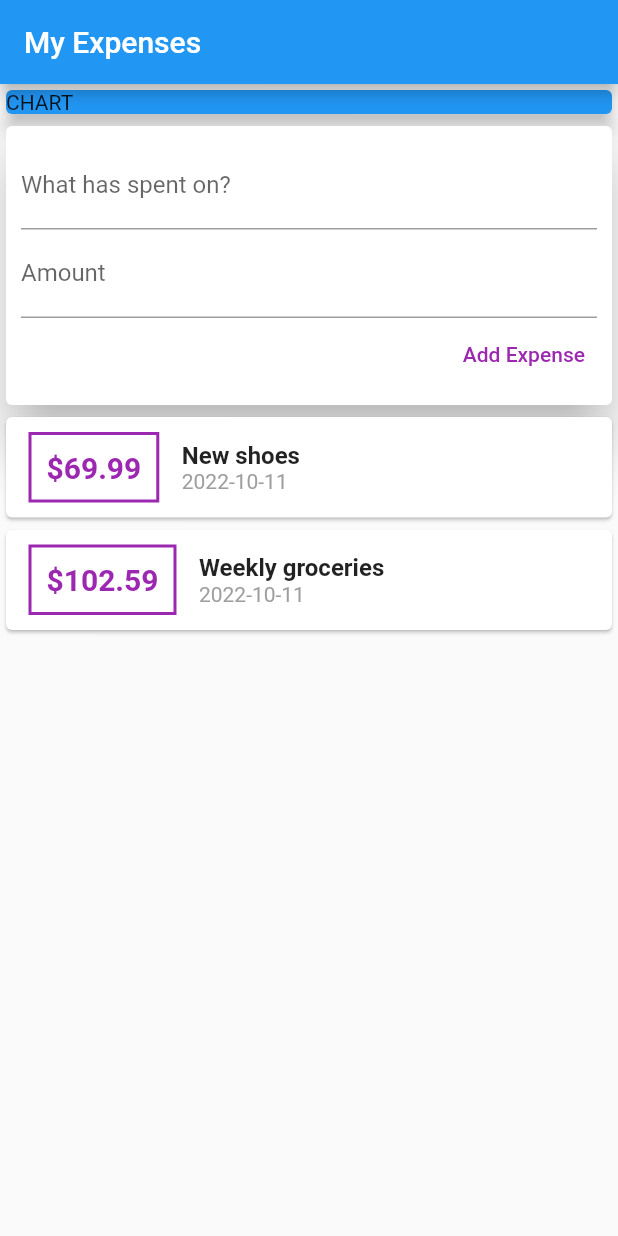
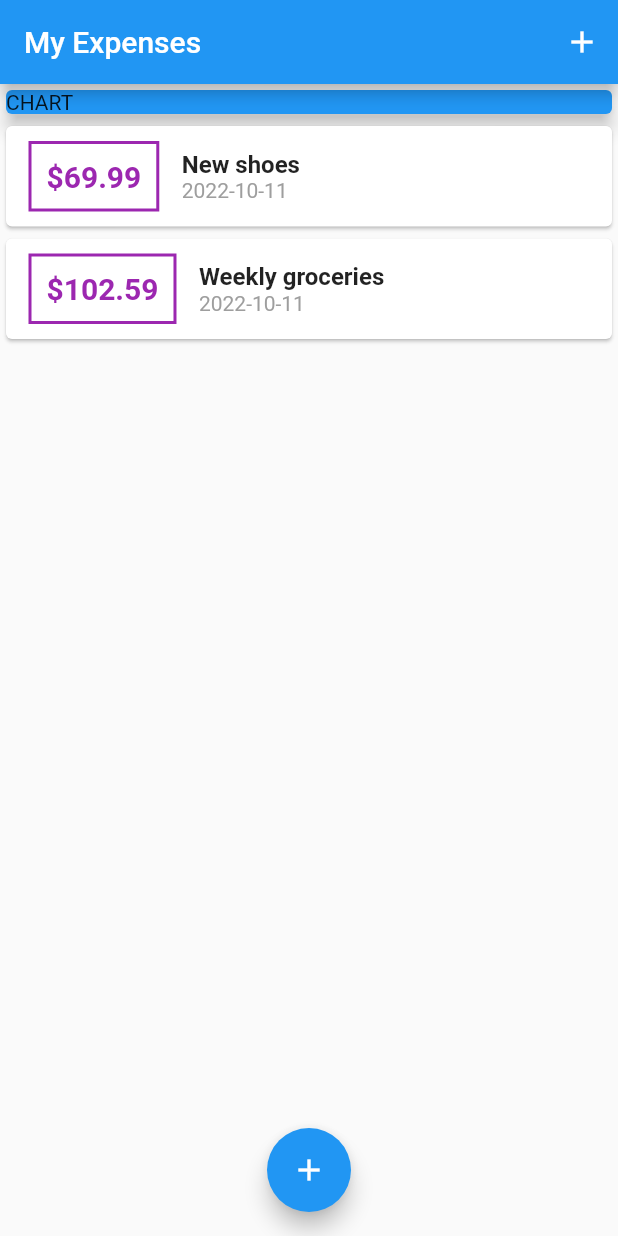
Before and after one commit to ash54xiang/personal_expenses_app, a Flutter app: the screen it shows after launch, on a phone screen of 412 x 824 dp. Run offline on Flutter 3.47's test engine with Material 2 defaults, Android fonts, the phone set to English and light mode, and no system bars.

```diff
--- a/lib/main.dart
+++ b/lib/main.dart
@@ -1,5 +1,8 @@
 import 'package:flutter/material.dart';
-import 'package:flutter_complete_guide/widgets/user_transaction.dart';
+
+import './widgets/new_transaction.dart';
+import './widgets/transaction_list.dart';
+import './models/transaction.dart';
 
 void main() => runApp(MyApp());
 
@@ -13,17 +16,62 @@ class MyApp extends StatelessWidget {
   }
 }
 
-class MyHomePage extends StatelessWidget {
+class MyHomePage extends StatefulWidget {
+  @override
+  State<MyHomePage> createState() => _MyHomePageState();
+}
+
+class _MyHomePageState extends State<MyHomePage> {
   // String expenseInput;
-  // String amountInput;
-  final titleController = TextEditingController();
-  final amountController = TextEditingController();
+
+  final List<Transaction> _userTransactions = [
+    Transaction(
+      id: 't1',
+      title: 'New shoes',
+      amount: 69.99,
+      date: DateTime.now(),
+    ),
+    Transaction(
+      id: 't2',
+      title: 'Weekly groceries',
+      amount: 102.59,
+      date: DateTime.now(),
+    ),
+  ];
+
+  void _addNewTransaction(String txTitle, double txAmount) {
+    final newTx = Transaction(
+      title: txTitle,
+      amount: txAmount,
+      date: DateTime.now(),
+      id: DateTime.now().toString(),
+    );
+
+    setState(() {
+      _userTransactions.add(newTx);
+    });
+  }
+
+  void _startAddNewTransaction(BuildContext ctx) {
+    showModalBottomSheet(
+      context: ctx,
+      builder: (_) {
+        return NewTransaction(_addNewTransaction);
+      },
+    );
+  }
 
   @override
   Widget build(BuildContext context) {
     return Scaffold(
       appBar: AppBar(
         title: Text('My Expenses'),
+        actions: <Widget>[
+          IconButton(
+            onPressed: () => _startAddNewTransaction(context),
+            icon: Icon(Icons.add),
+          )
+        ],
       ),
       body: SingleChildScrollView(
         child: Column(
@@ -38,9 +86,14 @@ class MyHomePage extends StatelessWidget {
                 elevation: 5,
               ),
             ),
-            UserTransaction(),
+            TransactionList(_userTransactions),
           ],
         ),
+      ),
+      floatingActionButtonLocation: FloatingActionButtonLocation.centerFloat,
+      floatingActionButton: FloatingActionButton(
+        child: Icon(Icons.add),
+        onPressed: () => _startAddNewTransaction(context),
       ),
     );
   }
--- a/lib/widgets/new_transaction.dart
+++ b/lib/widgets/new_transaction.dart
@@ -1,12 +1,19 @@
 import 'package:flutter/material.dart';
 
-class NewTransaction extends StatelessWidget {
-  // const NewTransaction({Key key}) : super(key: key);
-  final titleController = TextEditingController();
-  final amountController = TextEditingController();
+class NewTransaction extends StatefulWidget {
   final Function addTransactionHandler;
 
   NewTransaction(this.addTransactionHandler);
+
+  @override
+  State<NewTransaction> createState() => _NewTransactionState();
+}
+
+class _NewTransactionState extends State<NewTransaction> {
+  // const NewTransaction({Key key}) : super(key: key);
+  final titleController = TextEditingController();
+
+  final amountController = TextEditingController();
 
   void submitTransaction() {
     final enteredTitle = titleController.text;
@@ -16,10 +23,12 @@ class NewTransaction extends StatelessWidget {
       return;
     }
 
-    addTransactionHandler(
+    widget.addTransactionHandler(
       enteredTitle,
       double.parse(enteredAmount),
     );
+
+    Navigator.of(context).pop();
   }
 
   @override
--- a/lib/widgets/user_transaction.dart
+++ /dev/null
@@ -1,52 +0,0 @@
-import 'package:flutter/material.dart';
-
-import './new_transaction.dart';
-import './transaction_list.dart';
-import '../models/transaction.dart';
-
-class UserTransaction extends StatefulWidget {
-  const UserTransaction({Key key}) : super(key: key);
-
-  @override
-  State<UserTransaction> createState() => _UserTransactionState();
-}
-
-class _UserTransactionState extends State<UserTransaction> {
-  final List<Transaction> _userTransactions = [
-    Transaction(
-      id: 't1',
-      title: 'New shoes',
-      amount: 69.99,
-      date: DateTime.now(),
-    ),
-    Transaction(
-      id: 't2',
-      title: 'Weekly groceries',
-      amount: 102.59,
-      date: DateTime.now(),
-    ),
-  ];
-
-  void _addNewTransaction(String txTitle, double txAmount) {
-    final newTx = Transaction(
-      title: txTitle,
-      amount: txAmount,
-      date: DateTime.now(),
-      id: DateTime.now().toString(),
-    );
-
-    setState(() {
-      _userTransactions.add(newTx);
-    });
-  }
-
-  @override
-  Widget build(BuildContext context) {
-    return Column(
-      children: <Widget>[
-        NewTransaction(_addNewTransaction),
-        TransactionList(_userTransactions),
-      ],
-    );
-  }
-}
```
